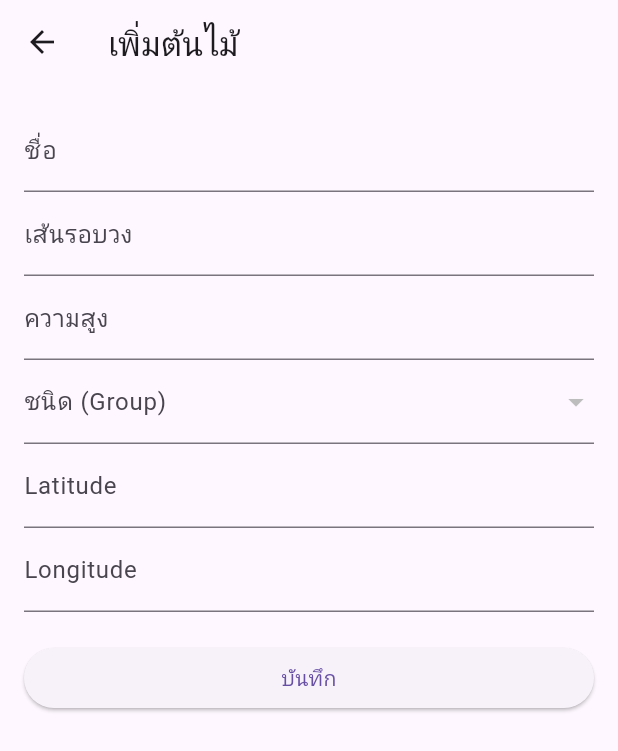
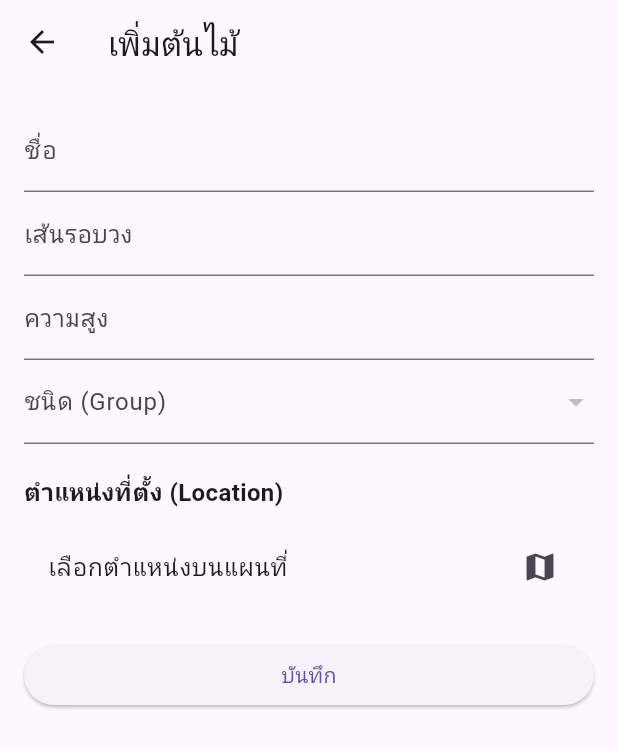
Before and after one commit to chittapon2545/Treecals, a Flutter app: the AddTreePage screen opened directly with empty values, on a phone screen of 412 x 824 dp. Shown: the top 751 px of the screen. Run offline on Flutter 3.47's test engine with Material 3 defaults, Android fonts, the light colour scheme and no system bars; our stand-ins replace firebase_core, firebase_database, geolocator, google_maps_flutter, permission_handler; missing offline and left inert: bcrypt; accounts and stored records are empty.

Commit message:
Map update0.1

```diff
--- a/lib/MainPage/Tree/Addtree.dart
+++ b/lib/MainPage/Tree/Addtree.dart
@@ -1,5 +1,7 @@
 import 'package:flutter/material.dart';
 import 'package:firebase_database/firebase_database.dart';
+import 'package:google_maps_flutter/google_maps_flutter.dart';
+import 'package:treecals/MainPage/Tree/Mappick.dart';
 
 class AddTreePage extends StatefulWidget {
   final String ID; // ต้องเป็น String
@@ -14,12 +16,11 @@ class _AddTreePageState extends State<AddTreePage> {
   final _nameController = TextEditingController();
   final _circumferenceController = TextEditingController();
   final _heightController = TextEditingController();
-  final _latitudeController = TextEditingController();
-  final _longitudeController = TextEditingController();
   final DatabaseReference _dbRef = FirebaseDatabase.instance.ref();
 
   List<Map<String, String>> _groups = [];
   String? _selectedGroupId;
+  LatLng? _selectedLatLng;
 
   @override
   void initState() {
@@ -73,19 +74,20 @@ class _AddTreePageState extends State<AddTreePage> {
                 },
                 validator: (value) => value == null ? 'กรุณาเลือกชนิด' : null,
               ),
-              TextFormField(
-                controller: _latitudeController,
-                decoration: InputDecoration(labelText: 'Latitude'),
-                keyboardType: TextInputType.number,
-                validator: (value) =>
-                    value!.isEmpty ? 'กรุณากรอก Latitude' : null,
+              SizedBox(height: 20),
+              Text(
+                'ตำแหน่งที่ตั้ง (Location)',
+                style: TextStyle(fontSize: 16, fontWeight: FontWeight.bold),
               ),
-              TextFormField(
-                controller: _longitudeController,
-                decoration: InputDecoration(labelText: 'Longitude'),
-                keyboardType: TextInputType.number,
-                validator: (value) =>
-                    value!.isEmpty ? 'กรุณากรอก Longitude' : null,
+              SizedBox(height: 10),
+              ListTile(
+                title: Text(
+                  _selectedLatLng == null
+                      ? 'เลือกตำแหน่งบนแผนที่'
+                      : 'Lat: ${_selectedLatLng!.latitude}, Lng: ${_selectedLatLng!.longitude}',
+                ),
+                trailing: Icon(Icons.map),
+                onTap: _pickLocation,
               ),
               SizedBox(height: 20),
               ElevatedButton(onPressed: _addTree, child: Text('บันทึก')),
@@ -99,7 +101,6 @@ class _AddTreePageState extends State<AddTreePage> {
   Future<void> _addTree() async {
     try {
       if (_formKey.currentState!.validate()) {
-        DatabaseReference locationRef = _dbRef.child('locationindividualtrees');
         DatabaseReference treesRef = _dbRef.child('individualtrees');
 
         // 2. อ่าน Itree ล่าสุด
@@ -120,20 +121,12 @@ class _AddTreePageState extends State<AddTreePage> {
         final newTreeKey = "Itree$newTreeNum";
         final newLocationKey = "Lo$newTreeNum";
 
-        // 3. เพิ่ม locationindividualtrees แล้วเก็บ key
-
-        await locationRef.child(newLocationKey).set({
-          "TreeID": newTreeKey,
-          "Latitude": double.tryParse(_latitudeController.text) ?? 0,
-          "Longitude": double.tryParse(_longitudeController.text) ?? 0,
-        });
-
-        // 4. เพิ่ม individualtrees โดยใช้ key ที่กำหนดเอง
         await treesRef.child(newTreeKey).set({
           "Circumference": double.tryParse(_circumferenceController.text) ?? 0,
           "Group_ID": _selectedGroupId,
           "Height": double.tryParse(_heightController.text) ?? 0,
-          "LocationId": newLocationKey,
+          "Latitude": _selectedLatLng?.latitude ?? 0,
+          "Longitude": _selectedLatLng?.longitude ?? 0,
           "UserID": widget.ID,
           "name": _nameController.text,
         });
@@ -166,4 +159,19 @@ class _AddTreePageState extends State<AddTreePage> {
       });
     }
   }
+
+  Future<void> _pickLocation() async {
+    LatLng? result = await Navigator.push(
+      context,
+      MaterialPageRoute(
+        builder: (context) =>
+            MapPickerPage(initialPosition: _selectedLatLng, userId: widget.ID),
+      ),
+    );
+    if (result != null) {
+      setState(() {
+        _selectedLatLng = result;
+      });
+    }
+  }
 }
--- a/lib/MainPage/Tree/TreePage.dart
+++ b/lib/MainPage/Tree/TreePage.dart
@@ -1,6 +1,6 @@
 import 'package:flutter/material.dart';
 import 'package:treecals/MainPage/Tree/Addtree.dart';
-import 'package:treecals/MainPage/Tree/Map.dart';
+import 'package:treecals/MainPage/Tree/Mappolygon.dart';
 
 class TreePage extends StatefulWidget {
   final String ID; // เปลี่ยน int เป็น String
--- a/pubspec.yaml
+++ b/pubspec.yaml
@@ -39,7 +39,7 @@ dependencies:
   # Use with the CupertinoIcons class for iOS style icons.
   cupertino_icons: ^1.0.8
   permission_handler: ^12.0.1
-
+  geolocator: ^14.0.2
 
 dev_dependencies:
   flutter_test:
```
Also changed, not shown: lib/MainPage/Tree/Map.dart (deleted, +0 -51 lines), lib/MainPage/Tree/Mappick.dart (added, +113 -0 lines), lib/MainPage/Tree/Mappolygon.dart (added, +124 -0 lines), lib/MainPage/Tree/Addfasttree.dart (added), pubspec.lock, 4 other files.
